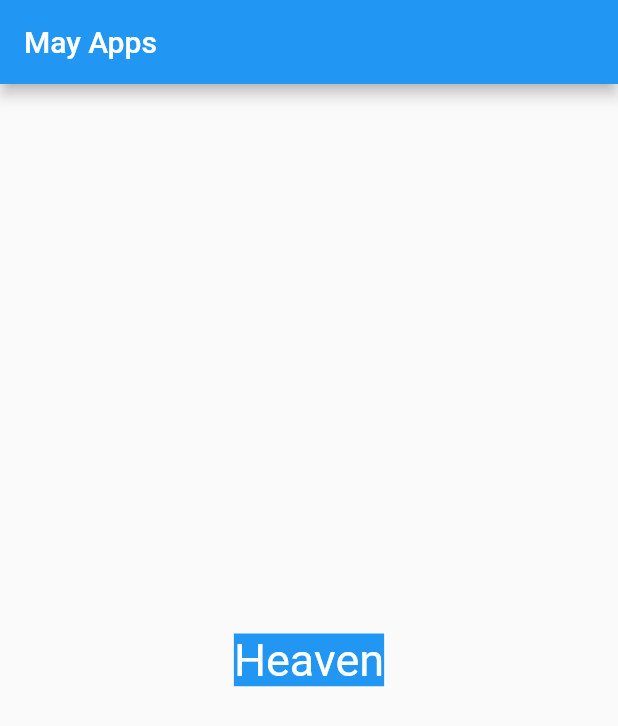
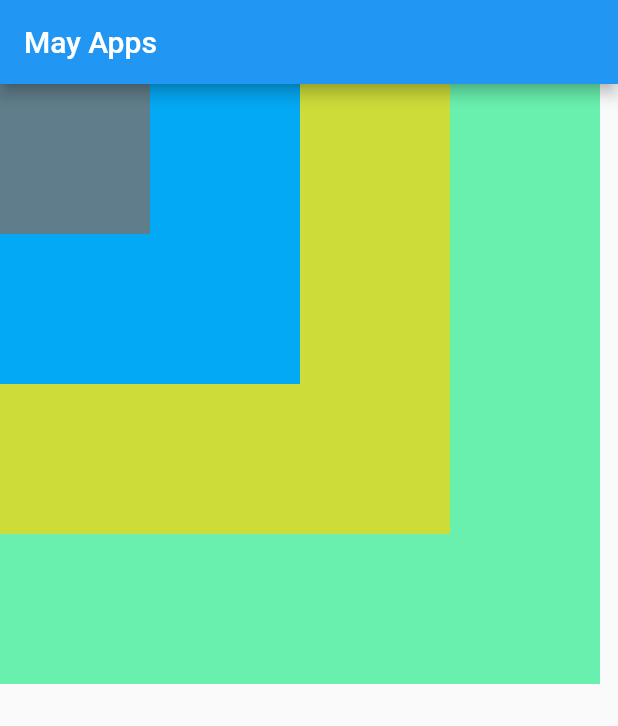
Before and after one commit to Al-gast/learnFlutter, a Flutter app: the screen it shows after launch, on a phone screen of 412 x 824 dp. Shown: the top 726 px of the screen. Run offline on Flutter 3.47's test engine with Material 2 defaults, Android fonts, the phone set to English and light mode, and no system bars.

Commit message:
visible and invisible

```diff
--- a/lib/main.dart
+++ b/lib/main.dart
@@ -7,25 +7,55 @@ void main() {
 class MyApp extends StatelessWidget {
   @override
   Widget build(BuildContext context) {
+    // basic widget
+
+    // var basic_widget = const Center(
+    //   child: Padding(
+    //     padding: EdgeInsets.all(8.0),
+    //     child: Text(
+    //       "Heaven",
+    //       style: TextStyle(
+    //         backgroundColor: Colors.blue,
+    //         color: Colors.white,
+    //         fontSize: 30,
+    //       ),
+    //     ),
+    //   ),
+    // );
+
+    // Visible and invisible widget
+
+    var visible_invisible_wiget = Stack(
+      children: [
+        Container(
+          height: 400,
+          width: 400,
+          color: Colors.greenAccent,
+        ),
+        Container(
+          height: 300,
+          width: 300,
+          color: Colors.lime,
+        ),
+        Container(
+          height: 200,
+          width: 200,
+          color: Colors.lightBlue,
+        ),
+        Container(
+          height: 100,
+          width: 100,
+          color: Colors.blueGrey,
+        ),
+      ],
+    );
     return MaterialApp(
       debugShowCheckedModeBanner: false,
       home: Scaffold(
         appBar: AppBar(
           title: const Text("May Apps"),
         ),
-        body: const Center(
-          child: Padding(
-            padding: EdgeInsets.all(8.0),
-            child: Text(
-              "Heaven",
-              style: TextStyle(
-                backgroundColor: Colors.blue,
-                color: Colors.white,
-                fontSize: 30,
-              ),
-            ),
-          ),
-        ),
+        body: visible_invisible_wiget,
       ),
     );
   }
```
